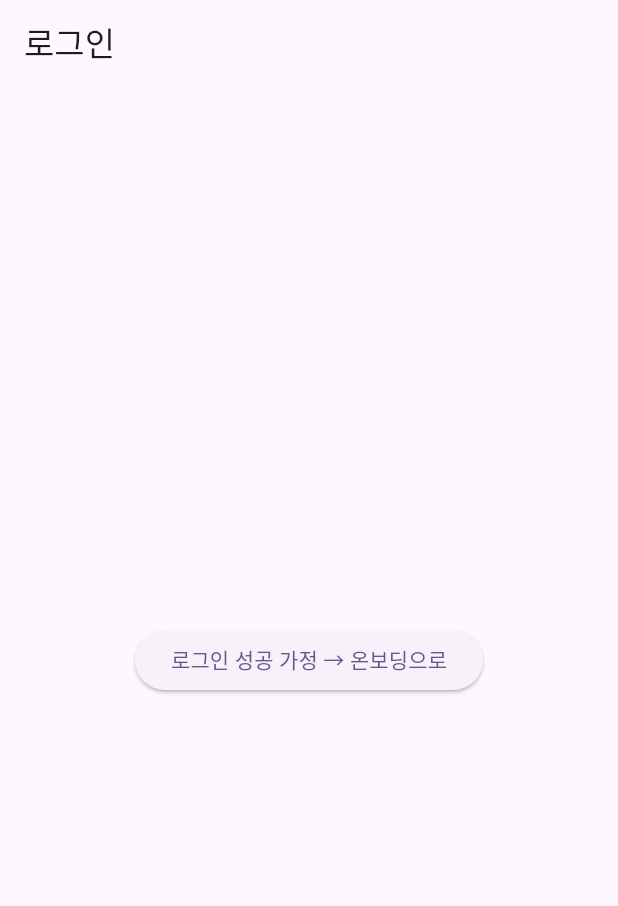
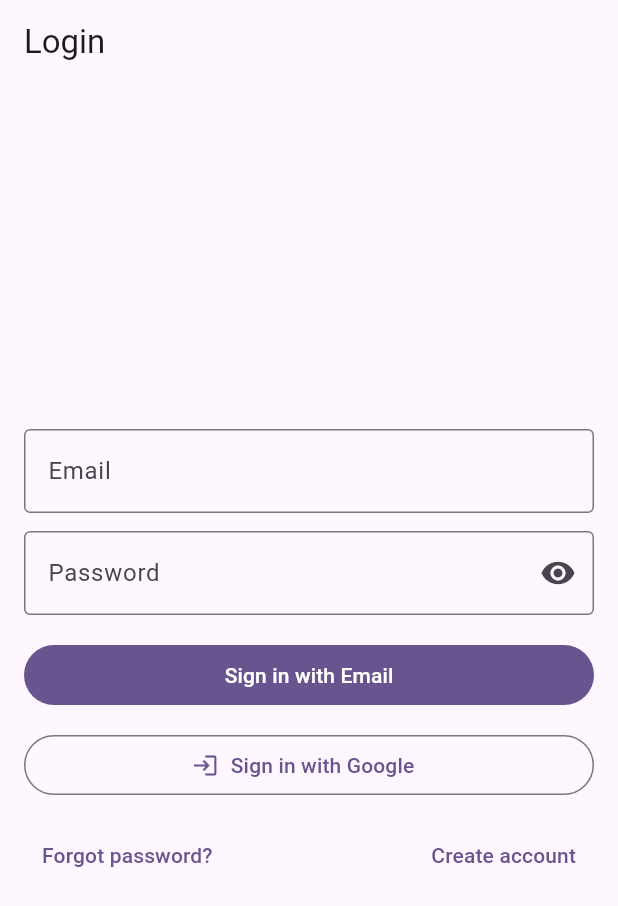
Before and after one commit to choihj619/HereAble, a Flutter app: the screen it shows after launch, on a phone screen of 412 x 824 dp. Shown: the top 906 px of the screen. Run offline on Flutter 3.47's test engine with Material 3 defaults, Android fonts, the phone set to English and light mode, and no system bars; our stand-ins replace cloud_firestore, firebase_auth, google_sign_in; accounts and stored records are empty.

Commit message:
Update main.dart

```diff
--- a/lib/main.dart
+++ b/lib/main.dart
@@ -2,19 +2,21 @@
 import 'package:flutter/material.dart';
 import 'package:provider/provider.dart';
 
-// Firebase 준비되면 아래 주석을 해제
+// Provider
+import 'providers/user_provider.dart';
+
+// Screens (분리 파일)
+import 'screens/personal_settings_screen.dart'; // 온보딩(개인 설정)
+import 'screens/login_screen.dart';             // 로그인 화면
+
+// Firebase 준비되면 아래 주석 해제
 // import 'package:firebase_core/firebase_core.dart';
-// import 'package:firebase_auth/firebase_auth.dart';
 // import 'firebase_options.dart';
-
-import 'providers/user_provider.dart';
-// 스플래시를 별도 파일로 만들었다면 아래처럼 import:
-// import 'screens/splash_screen.dart';  // (지금 예시는 내부 클래스로 작성)
 
 void main() async {
   WidgetsFlutterBinding.ensureInitialized();
 
-  // 🔧 나중에 Firebase 붙일 때 주석 해제
+  // ✅ 나중에 Firebase 붙일 때 주석 해제
   // await Firebase.initializeApp(
   //   options: DefaultFirebaseOptions.currentPlatform,
   // );
@@ -44,11 +46,11 @@
 
       // 📍 라우트 테이블 (파일 분리해도 이름만 유지하면 됨)
       routes: {
-        '/splash': (_) => const SplashGate(),
-        '/login': (_) => const LoginScreen(),
-        '/home': (_) => const HomeScreen(),
-        '/settings': (_) => const SettingsScreen(),
-        '/onboarding': (_) => const PersonalSettingsScreen(),
+        '/splash':     (_) => const SplashGate(),
+        '/login':      (_) => const LoginScreen(),             // ← 분리 파일 사용
+        '/onboarding': (_) => const PersonalSettingsScreen(),  // ← 분리 파일 사용
+        '/home':       (_) => const HomeScreen(),              // (현재 파일 내 임시 화면)
+        '/settings':   (_) => const SettingsScreen(),          // (현재 파일 내 임시 화면)
       },
 
       // 시작 화면: 스플래시 → (로그인/온보딩/홈) 자동 분기
@@ -85,19 +87,16 @@
 
     if (!mounted) return;
 
-    // TODO: Firebase Auth 붙인 뒤엔 userProv.isSignedIn이 실제 인증 상태를 의미함
     if (!userProv.isSignedIn) {
       _go('/login');
       return;
     }
 
-    // 로그인은 됐는데 온보딩(개인 설정) 미완료라면
     if (!userProv.isProfileComplete) {
       _go('/onboarding');
       return;
     }
 
-    // 모두 완료 → 홈
     _go('/home');
   }
 
@@ -119,28 +118,6 @@
             SizedBox(height: 20),
             CircularProgressIndicator(),
           ],
-        ),
-      ),
-    );
-  }
-}
-
-/// 로그인 화면 (임시 버전)
-class LoginScreen extends StatelessWidget {
-  const LoginScreen({super.key});
-
-  @override
-  Widget build(BuildContext context) {
-    // TODO: 실제 AuthService().signInWithEmail / signInWithGoogle 등으로 교체
-    return Scaffold(
-      appBar: AppBar(title: const Text('로그인')),
-      body: Center(
-        child: ElevatedButton(
-          onPressed: () {
-            // 임시: 로그인 성공 가정 → 온보딩으로
-            Navigator.pushReplacementNamed(context, '/onboarding');
-          },
-          child: const Text('로그인 성공 가정 → 온보딩으로'),
         ),
       ),
     );
@@ -169,7 +146,7 @@
   }
 }
 
-/// 마이페이지/설정 화면
+/// 마이페이지/설정 화면 (임시)
 class SettingsScreen extends StatelessWidget {
   const SettingsScreen({super.key});
 
@@ -202,33 +179,3 @@
     );
   }
 }
-
-/// 개인 설정(온보딩) – 장애유형/우선순위 등 최초 1회 입력
-class PersonalSettingsScreen extends StatelessWidget {
-  const PersonalSettingsScreen({super.key});
-
-  @override
-  Widget build(BuildContext context) {
-    // TODO: 실제 옵션 위젯(라디오/체크/드롭다운) + UserProvider.markOnboardingComplete 연결
-    return Scaffold(
-      appBar: AppBar(title: const Text('개인 설정(온보딩)')),
-      body: Padding(
-        padding: const EdgeInsets.all(16),
-        child: Column(
-          children: [
-            const Text('장애유형, 우선순위(맞춤/별점/거리) 등을 선택하세요.'),
-            const SizedBox(height: 24),
-            ElevatedButton(
-              onPressed: () {
-                // TODO: Firestore 저장 후 완료 처리
-                // context.read<UserProvider>().markOnboardingComplete(...);
-                Navigator.pushReplacementNamed(context, '/home');
-              },
-              child: const Text('완료하고 시작하기'),
-            ),
-          ],
-        ),
-      ),
-    );
-  }
-}
```
